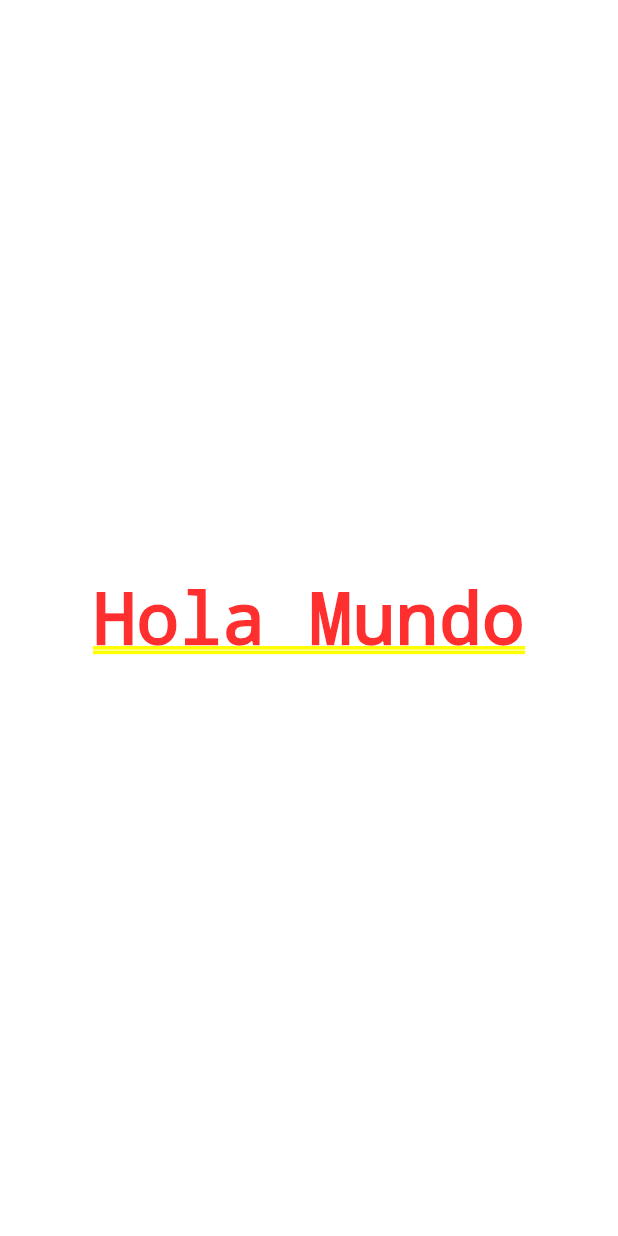
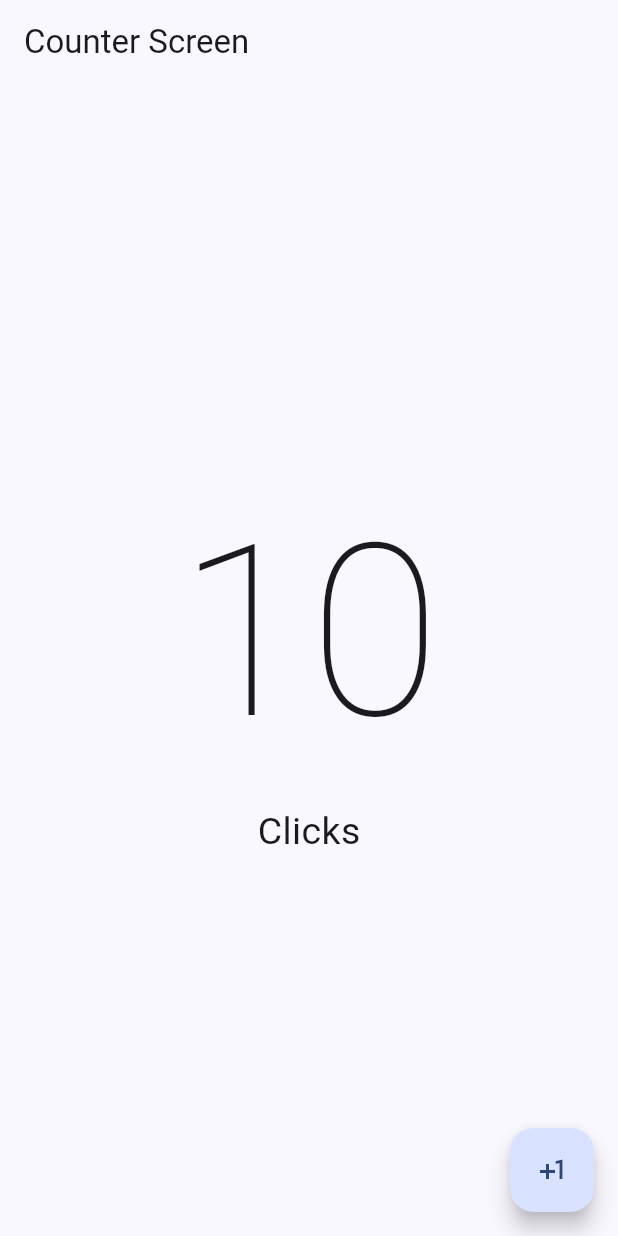
Before and after one commit to GustavoQuispeC/Dart, a Flutter app: the screen it shows after launch, on a phone screen of 412 x 824 dp. Run offline on Flutter 3.47's test engine with Material 3 defaults, Android fonts, the phone set to English and light mode, and no system bars.

Commit message:
implementando counter-screen

```diff
--- a/hello_world_app/lib/main.dart
+++ b/hello_world_app/lib/main.dart
@@ -1,16 +1,23 @@
 import 'package:flutter/material.dart';
+import 'package:hello_world_app/presentation/screens/counter/counter_screen.dart';
 
 void main() {
-  runApp(MyApp());
+  runApp(const MyApp());
 }
 
 class MyApp extends StatelessWidget {
-  const MyApp({Key? key}) : super(key: key);
+  const MyApp({super.key});
 
   @override
   Widget build(BuildContext context) {
-    return const MaterialApp(
-      home: Center(child: const Text('Hola Mundo')),
+    return MaterialApp(
+      //? elimina el banner de debug
+      debugShowCheckedModeBanner: false,
+      theme: ThemeData(
+        useMaterial3: true,
+        colorSchemeSeed: Colors.blue[900],
+      ),
+      home: const CounterScreen(),
     );
   }
 }
--- /dev/null
+++ b/hello_world_app/lib/presentation/screens/counter/counter_screen.dart
@@ -0,0 +1,28 @@
+import 'package:flutter/material.dart';
+
+class CounterScreen extends StatelessWidget {
+  const CounterScreen({super.key});
+
+  @override
+  Widget build(BuildContext context) {
+    return Scaffold(
+      appBar: AppBar(
+        title: const Text('Counter Screen'),
+      ),
+      body: const Center(
+        child: Column(
+          mainAxisAlignment: MainAxisAlignment.center,
+          children: [
+            Text('10',
+                style: TextStyle(fontSize: 160, fontWeight: FontWeight.w100)),
+            Text('Clicks', style: TextStyle(fontSize: 25))
+          ],
+        ),
+      ),
+      floatingActionButton: FloatingActionButton(
+        onPressed: () {},
+        child: const Icon(Icons.plus_one),
+      ),
+    );
+  }
+}
```
